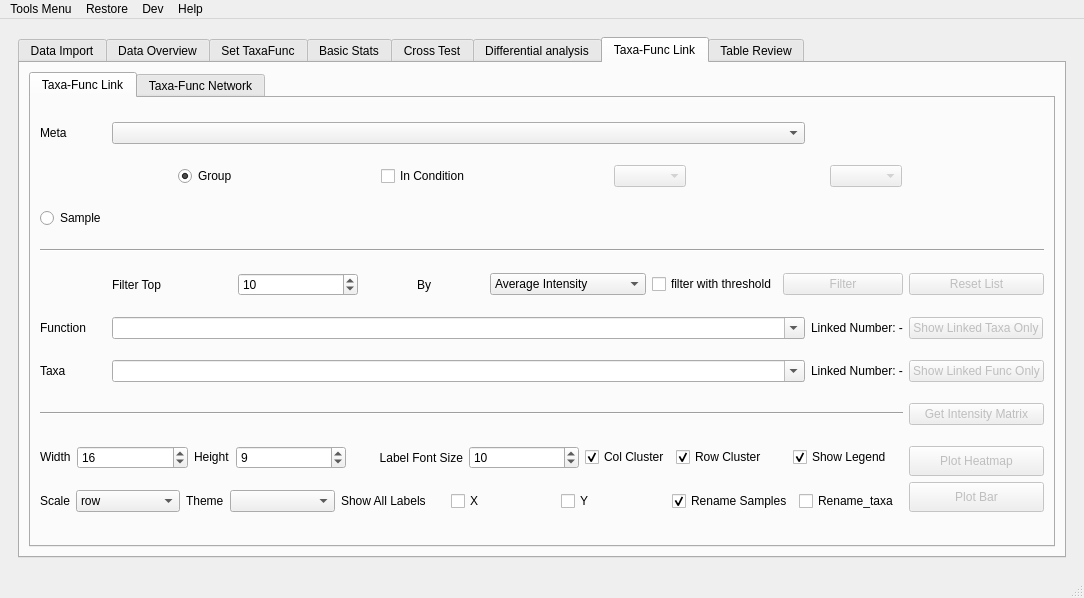
Above: utils/MetaX_GUI/MainWindow.ui from byemaxx/MetaX before the change. Below: the same form after it.
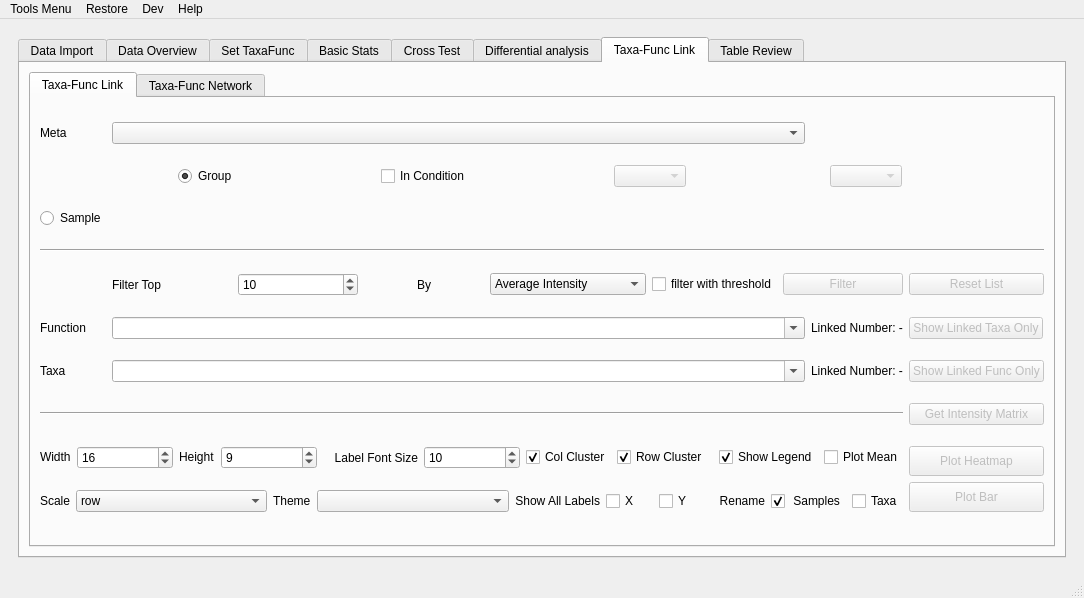
That is the form after the change. The open tabs and pages were chosen to show the change.

Commit message: New: add 'plot mean' to taxa-func link plot

The edit to the form file:
```diff
--- a/utils/MetaX_GUI/MainWindow.ui
+++ b/utils/MetaX_GUI/MainWindow.ui
@@ -5775,10 +5775,15 @@
                    </widget>
                   </item>
                   <item>
+                   <layout class="QHBoxLayout" name="horizontalLayout_51">
+                    <item>
                    <widget class="QLabel" name="label_132">
                     <property name="text">
                      <string>Show All Labels</string>
                     </property>
+                      <property name="alignment">
+                       <set>Qt::AlignRight|Qt::AlignTrailing|Qt::AlignVCenter</set>
+                      </property>
                    </widget>
                   </item>
                   <item>
@@ -5795,10 +5800,36 @@
                     </property>
                    </widget>
                   </item>
+                   </layout>
+                  </item>
+                  <item>
+                   <layout class="QHBoxLayout" name="horizontalLayout_52">
+                    <item>
+                     <widget class="QLabel" name="label_120">
+                      <property name="sizePolicy">
+                       <sizepolicy hsizetype="Preferred" vsizetype="Preferred">
+                        <horstretch>0</horstretch>
+                        <verstretch>0</verstretch>
+                       </sizepolicy>
+                      </property>
+                      <property name="text">
+                       <string>Rename</string>
+                      </property>
+                      <property name="alignment">
+                       <set>Qt::AlignRight|Qt::AlignTrailing|Qt::AlignVCenter</set>
+                      </property>
+                     </widget>
+                    </item>
                   <item>
                    <widget class="QCheckBox" name="checkBox_tflink_hetatmap_rename_sample">
+                      <property name="sizePolicy">
+                       <sizepolicy hsizetype="Maximum" vsizetype="Fixed">
+                        <horstretch>0</horstretch>
+                        <verstretch>0</verstretch>
+                       </sizepolicy>
+                      </property>
                     <property name="text">
-                     <string>Rename Samples</string>
+                       <string> Samples</string>
                     </property>
                     <property name="checked">
                      <bool>true</bool>
@@ -5808,15 +5839,17 @@
                   <item>
                    <widget class="QCheckBox" name="checkBox_tflink_hetatmap_rename_taxa">
                     <property name="sizePolicy">
-                     <sizepolicy hsizetype="Preferred" vsizetype="Fixed">
+                       <sizepolicy hsizetype="Maximum" vsizetype="Fixed">
                       <horstretch>0</horstretch>
                       <verstretch>0</verstretch>
                      </sizepolicy>
                     </property>
                     <property name="text">
-                     <string>Rename_taxa</string>
-                    </property>
-                   </widget>
+                       <string>Taxa</string>
+                      </property>
+                     </widget>
+                    </item>
+                   </layout>
                   </item>
                  </layout>
                 </item>
@@ -6002,6 +6035,19 @@
                     </property>
                    </widget>
                   </item>
+                  <item>
+                   <widget class="QCheckBox" name="checkBox_tflink_plot_mean">
+                    <property name="sizePolicy">
+                     <sizepolicy hsizetype="Maximum" vsizetype="Fixed">
+                      <horstretch>0</horstretch>
+                      <verstretch>0</verstretch>
+                     </sizepolicy>
+                    </property>
+                    <property name="text">
+                     <string>Plot Mean</string>
+                    </property>
+                   </widget>
+                  </item>
                  </layout>
                 </item>
                 <item row="8" column="3">
```
Left out of the diff: 8 changed lines with no effect on the pictures. Lines whose indentation alone changed are shown as unchanged. The commit also changes 3 other files.
